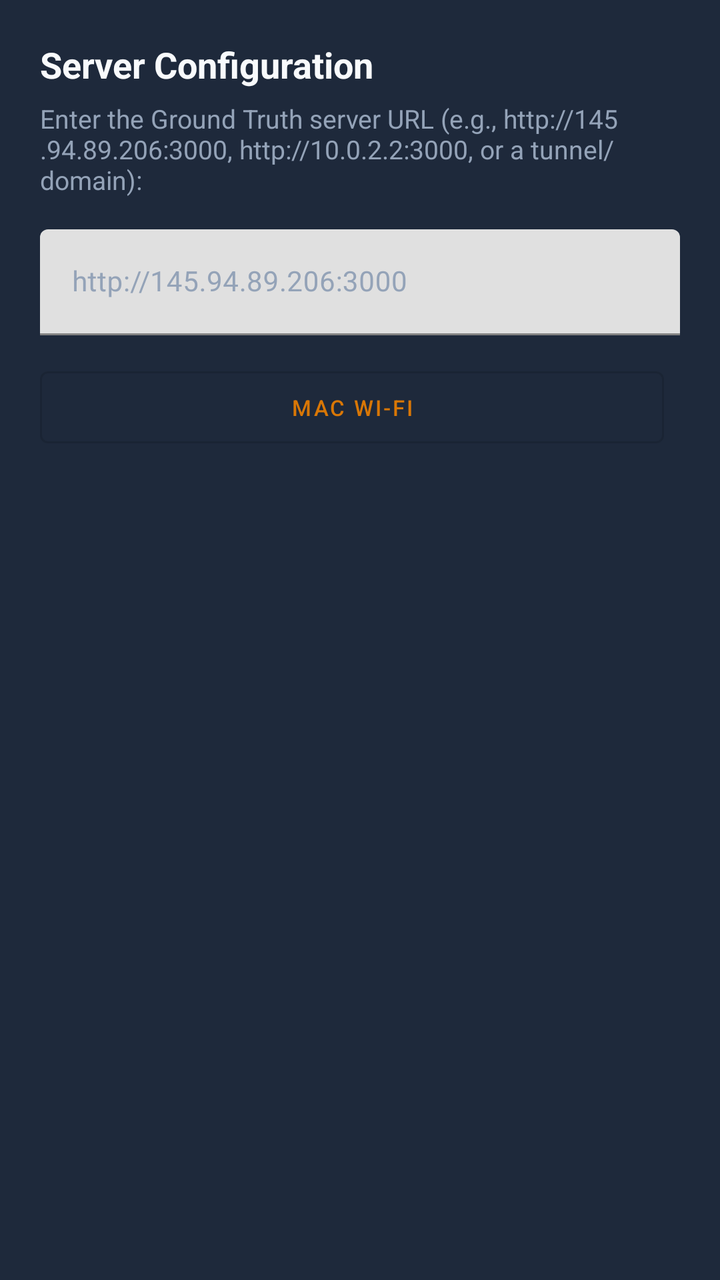
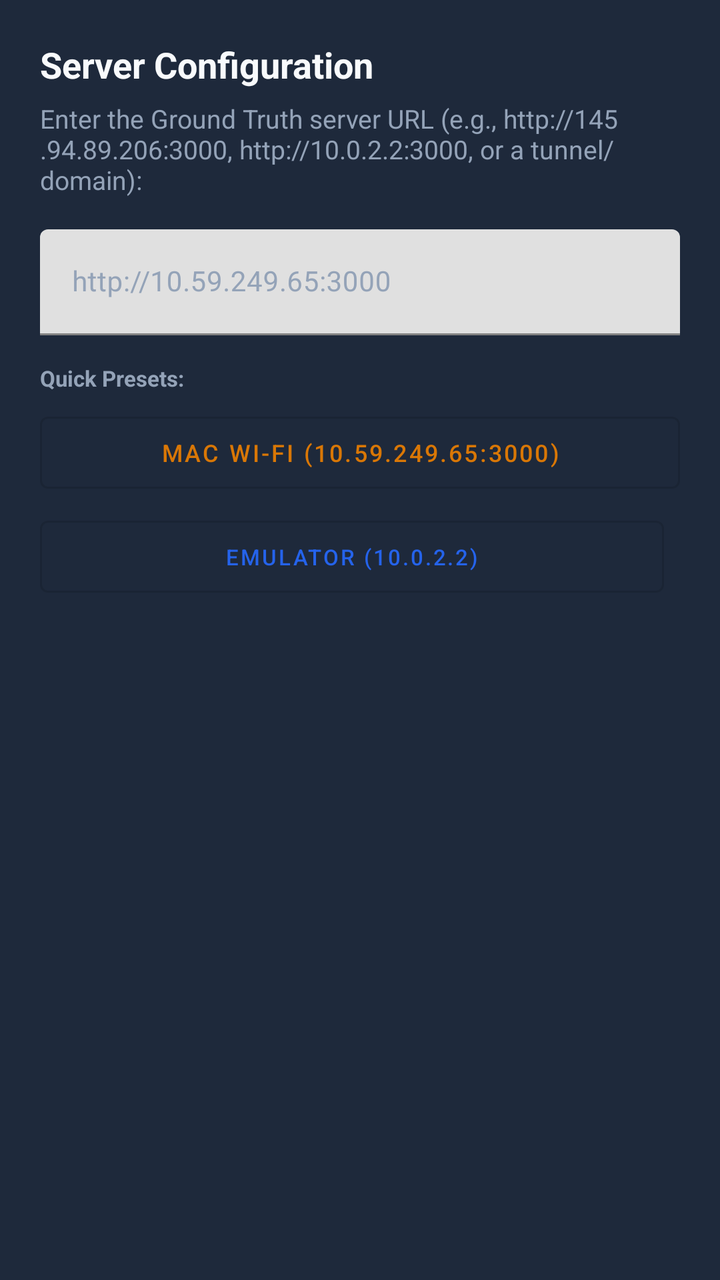

Before-and-after screenshots of an Android layout around one commit, followed by the original layout XML and the change that was made.
<!-- AndroidManifest.xml: application theme Theme.GroundTruthCircle -->
<!-- res/layout/dialog_server_url.xml -->
<?xml version="1.0" encoding="utf-8"?>
<LinearLayout xmlns:android="http://schemas.android.com/apk/res/android"
    android:layout_width="match_parent"
    android:layout_height="wrap_content"
    android:background="@color/acaps_surface"
    android:orientation="vertical"
    android:padding="20dp">

    <TextView
        android:layout_width="match_parent"
        android:layout_height="wrap_content"
        android:text="@string/server_url_dialog_title"
        android:textColor="@color/text_light"
        android:textSize="18sp"
        android:textStyle="bold" />

    <TextView
        android:layout_width="match_parent"
        android:layout_height="wrap_content"
        android:layout_marginTop="6dp"
        android:text="@string/server_url_dialog_desc"
        android:textColor="@color/text_muted"
        android:textSize="13sp" />

    <com.google.android.material.textfield.TextInputLayout
        android:layout_width="match_parent"
        android:layout_height="wrap_content"
        android:layout_marginTop="16dp"
        android:textColorHint="@color/text_muted">

        <com.google.android.material.textfield.TextInputEditText
            android:id="@+id/etServerUrl"
            android:layout_width="match_parent"
            android:layout_height="wrap_content"
            android:hint="http://145.94.89.206:3000"
            android:inputType="textUri"
            android:textColor="@color/text_light"
            android:textSize="14sp" />
    </com.google.android.material.textfield.TextInputLayout>

    <LinearLayout
        android:layout_width="match_parent"
        android:layout_height="wrap_content"
        android:layout_marginTop="12dp"
        android:orientation="horizontal">

        <Button
            android:id="@+id/btnPresetWifi"
            style="@style/Widget.MaterialComponents.Button.OutlinedButton"
            android:layout_width="0dp"
            android:layout_height="wrap_content"
            android:layout_weight="1"
            android:layout_marginEnd="4dp"
            android:text="Mac Wi-Fi"
            android:textColor="@color/acaps_gold"
            android:textSize="11sp" />

        <Button
            android:id="@+id/btnPresetEmulator"
            style="@style/Widget.MaterialComponents.Button.OutlinedButton"
            android:layout_width="0dp"
            android:layout_height="wrap_content"
            android:layout_marginStart="4dp"
            android:text="Emulator"
            android:textColor="@color/acaps_blue"
            android:textSize="11sp" />
    </LinearLayout>

</LinearLayout>
<!-- resources referenced by this layout -->
<resources>
  <color name="acaps_blue">#2563eb</color>
  <color name="acaps_gold">#d97706</color>
  <color name="acaps_surface">#1e293b</color>
  <color name="text_light">#f8fafc</color>
  <color name="text_muted">#94a3b8</color>
  <string name="server_url_dialog_desc">Enter the Ground Truth server URL (e.g., http://145.94.89.206:3000, http://10.0.2.2:3000, or a tunnel/domain):</string>
  <string name="server_url_dialog_title">Server Configuration</string>
  <style name="Theme.GroundTruthCircle" parent="Theme.MaterialComponents.DayNight.NoActionBar">
          <item name="colorPrimary">@color/acaps_blue</item>
          <item name="colorPrimaryVariant">@color/acaps_navy</item>
          <item name="colorOnPrimary">@color/white</item>
          <item name="android:statusBarColor">@color/acaps_navy</item>
          <item name="android:windowLightStatusBar">false</item>
          <item name="android:navigationBarColor">@color/acaps_navy</item>
      </style>
  <color name="acaps_navy">#0f172a</color>
  <color name="white">#ffffff</color>
</resources>

<!-- the commit's change to res/layout/dialog_server_url.xml (unified diff, before → after) -->
@@ -32,38 +32,63 @@
             android:id="@+id/etServerUrl"
             android:layout_width="match_parent"
             android:layout_height="wrap_content"
-            android:hint="http://145.94.89.206:3000"
+            android:hint="http://10.59.249.65:3000"
             android:inputType="textUri"
             android:textColor="@color/text_light"
             android:textSize="14sp" />
     </com.google.android.material.textfield.TextInputLayout>
 
+    <TextView
+        android:layout_width="match_parent"
+        android:layout_height="wrap_content"
+        android:layout_marginTop="14dp"
+        android:text="Quick Presets:"
+        android:textColor="@color/text_muted"
+        android:textSize="11sp"
+        android:textStyle="bold" />
+
     <LinearLayout
         android:layout_width="match_parent"
         android:layout_height="wrap_content"
-        android:layout_marginTop="12dp"
-        android:orientation="horizontal">
+        android:layout_marginTop="6dp"
+        android:orientation="vertical">
 
         <Button
-            android:id="@+id/btnPresetWifi"
+            android:id="@+id/btnPresetWifiCurrent"
             style="@style/Widget.MaterialComponents.Button.OutlinedButton"
-            android:layout_width="0dp"
+            android:layout_width="match_parent"
             android:layout_height="wrap_content"
-            android:layout_weight="1"
-            android:layout_marginEnd="4dp"
-            android:text="Mac Wi-Fi"
+            android:layout_marginBottom="4dp"
+            android:text="Mac Wi-Fi (10.59.249.65:3000)"
             android:textColor="@color/acaps_gold"
-            android:textSize="11sp" />
+            android:textSize="12sp" />
 
-        <Button
-            android:id="@+id/btnPresetEmulator"
-            style="@style/Widget.MaterialComponents.Button.OutlinedButton"
-            android:layout_width="0dp"
+        <LinearLayout
+            android:layout_width="match_parent"
             android:layout_height="wrap_content"
-            android:layout_marginStart="4dp"
-            android:text="Emulator"
-            android:textColor="@color/acaps_blue"
-            android:textSize="11sp" />
+            android:orientation="horizontal">
+
+            <Button
+                android:id="@+id/btnPresetEmulator"
+                style="@style/Widget.MaterialComponents.Button.OutlinedButton"
+                android:layout_width="0dp"
+                android:layout_height="wrap_content"
+                android:layout_weight="1"
+                android:layout_marginEnd="4dp"
+                android:text="Emulator (10.0.2.2)"
+                android:textColor="@color/acaps_blue"
+                android:textSize="11sp" />
+
+            <Button
+                android:id="@+id/btnPresetWifiAlt"
+                style="@style/Widget.MaterialComponents.Button.OutlinedButton"
+                android:layout_width="0dp"
+                android:layout_height="wrap_content"
+                android:layout_marginStart="4dp"
+                android:text="Alt IP (145.94.89.206)"
+                android:textColor="@color/text_muted"
+                android:textSize="11sp" />
+        </LinearLayout>
     </LinearLayout>
 
 </LinearLayout>
